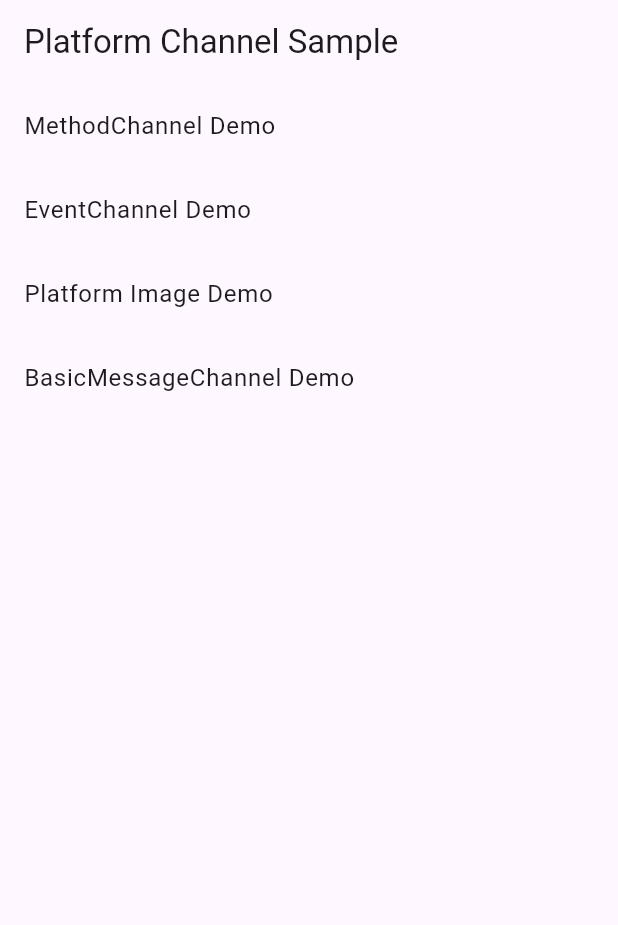
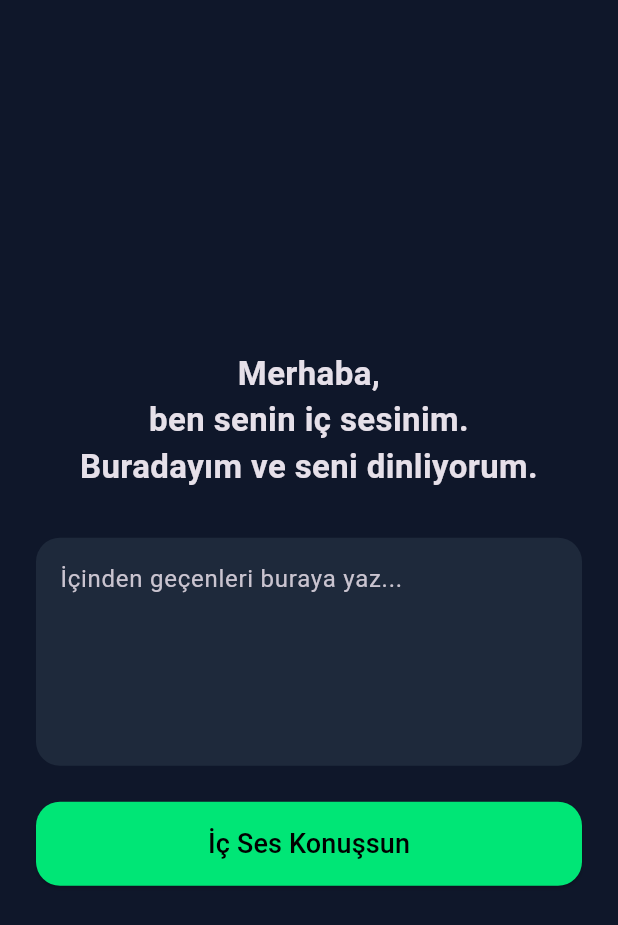
Before and after one commit to kssdurmus-creator/ic-sesim, a Flutter app: the screen it shows after launch, on a phone screen of 412 x 824 dp. Shown: the top 925 px of the screen. Run offline on Flutter 3.47's test engine with Material 3 defaults, Android fonts, the phone set to English and light mode, and no system bars; our stand-ins replace flutter_tts, go_router; missing offline and left inert: platform_channels; project files that could hold a hidden picture were left out.

Commit message:
Update main.dart

```diff
--- a/lib/main.dart
+++ b/lib/main.dart
@@ -1,113 +1,105 @@
-// Copyright 2020 The Flutter team. All rights reserved.
-// Use of this source code is governed by a BSD-style license that can be
-// found in the LICENSE file.
-
 import 'package:flutter/material.dart';
-import 'package:go_router/go_router.dart';
-import 'package:platform_channels/src/add_pet_details.dart';
-import 'package:platform_channels/src/event_channel_demo.dart';
-import 'package:platform_channels/src/method_channel_demo.dart';
-import 'package:platform_channels/src/pet_list_screen.dart';
-import 'package:platform_channels/src/platform_image_demo.dart';
+import 'package:flutter_tts/flutter_tts.dart';
 
 void main() {
-  runApp(const PlatformChannelSample());
+  runApp(const IcSesApp());
 }
 
-class PlatformChannelSample extends StatelessWidget {
-  const PlatformChannelSample({super.key});
+class IcSesApp extends StatelessWidget {
+  const IcSesApp({super.key});
 
   @override
   Widget build(BuildContext context) {
-    return MaterialApp.router(
-      title: 'Platform Channel Sample',
+    return MaterialApp(
+      debugShowCheckedModeBanner: false,
+      title: 'İç Ses',
       theme: ThemeData(
-        snackBarTheme: SnackBarThemeData(
-          backgroundColor: Colors.blue[500],
-        ),
+        brightness: Brightness.dark,
+        scaffoldBackgroundColor: const Color(0xFF0F172A),
+        fontFamily: 'Roboto',
       ),
-      routerConfig: router(),
+      home: const HomeScreen(),
     );
   }
 }
 
-GoRouter router([String? initialLocation]) {
-  return GoRouter(
-    initialLocation: initialLocation ?? '/',
-    routes: [
-      GoRoute(
-        path: '/',
-        builder: (context, state) => const HomePage(),
-        routes: [
-          GoRoute(
-            path: 'methodChannelDemo',
-            builder: (context, state) => const MethodChannelDemo(),
-          ),
-          GoRoute(
-            path: 'eventChannelDemo',
-            builder: (context, state) => const EventChannelDemo(),
-          ),
-          GoRoute(
-            path: 'platformImageDemo',
-            builder: (context, state) => const PlatformImageDemo(),
-          ),
-          GoRoute(
-            path: 'petListScreen',
-            builder: (context, state) => const PetListScreen(),
-            routes: [
-              GoRoute(
-                path: 'addPetDetails',
-                builder: (context, state) => const AddPetDetails(),
-              ),
-            ],
-          ),
-        ],
-      ),
-    ],
-  );
+class HomeScreen extends StatefulWidget {
+  const HomeScreen({super.key});
+
+  @override
+  State<HomeScreen> createState() => _HomeScreenState();
 }
 
-class DemoInfo {
-  final String demoTitle;
-  final String demoRoute;
+class _HomeScreenState extends State<HomeScreen> {
+  final TextEditingController _controller = TextEditingController();
+  final FlutterTts _tts = FlutterTts();
 
-  DemoInfo(this.demoTitle, this.demoRoute);
-}
+  @override
+  void initState() {
+    super.initState();
+    _tts.setLanguage("tr-TR");
+    _tts.setSpeechRate(0.45);
+  }
 
-List<DemoInfo> demoList = [
-  DemoInfo('MethodChannel Demo', '/methodChannelDemo'),
-  DemoInfo('EventChannel Demo', '/eventChannelDemo'),
-  DemoInfo('Platform Image Demo', '/platformImageDemo'),
-  DemoInfo('BasicMessageChannel Demo', '/petListScreen'),
-];
-
-class HomePage extends StatelessWidget {
-  const HomePage({super.key});
+  void _konustur() {
+    if (_controller.text.trim().isEmpty) return;
+    _tts.speak(_controller.text);
+  }
 
   @override
   Widget build(BuildContext context) {
     return Scaffold(
-      appBar: AppBar(title: const Text('Platform Channel Sample')),
-      body: ListView(
-        children: demoList.map((demoInfo) => DemoTile(demoInfo)).toList(),
+      body: SafeArea(
+        child: Padding(
+          padding: const EdgeInsets.all(24),
+          child: Column(
+            mainAxisAlignment: MainAxisAlignment.center,
+            children: [
+              const Text(
+                "Merhaba,\nben senin iç sesinim.\nBuradayım ve seni dinliyorum.",
+                textAlign: TextAlign.center,
+                style: TextStyle(
+                  fontSize: 22,
+                  fontWeight: FontWeight.w600,
+                ),
+              ),
+              const SizedBox(height: 32),
+              TextField(
+                controller: _controller,
+                maxLines: 5,
+                decoration: InputDecoration(
+                  hintText: "İçinden geçenleri buraya yaz...",
+                  filled: true,
+                  fillColor: const Color(0xFF1E293B),
+                  border: OutlineInputBorder(
+                    borderRadius: BorderRadius.circular(16),
+                    borderSide: BorderSide.none,
+                  ),
+                ),
+              ),
+              const SizedBox(height: 24),
+              SizedBox(
+                width: double.infinity,
+                height: 56,
+                child: ElevatedButton(
+                  onPressed: _konustur,
+                  style: ElevatedButton.styleFrom(
+                    backgroundColor: Colors.greenAccent.shade400,
+                    foregroundColor: Colors.black,
+                    shape: RoundedRectangleBorder(
+                      borderRadius: BorderRadius.circular(16),
+                    ),
+                  ),
+                  child: const Text(
+                    "İç Ses Konuşsun",
+                    style: TextStyle(fontSize: 18),
+                  ),
+                ),
+              ),
+            ],
+          ),
+        ),
       ),
     );
   }
 }
-
-/// This widget is responsible for displaying the [ListTile] on [HomePage].
-class DemoTile extends StatelessWidget {
-  final DemoInfo demoInfo;
-
-  const DemoTile(this.demoInfo, {super.key});
-
-  @override
-  Widget build(BuildContext context) {
-    return ListTile(
-      title: Text(demoInfo.demoTitle),
-      onTap: () {
-        context.go(demoInfo.demoRoute);
-      },
-    );
-  }
-}
```
